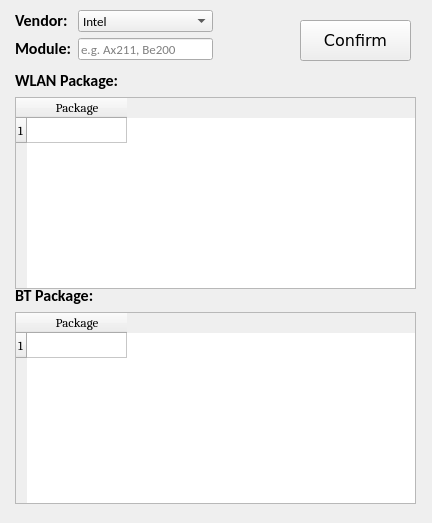
The window that ui_QTDesigner/wlanbt_select.ui (ToroSU/DL_Creator) describes before a commit, drawn with Qt 5.
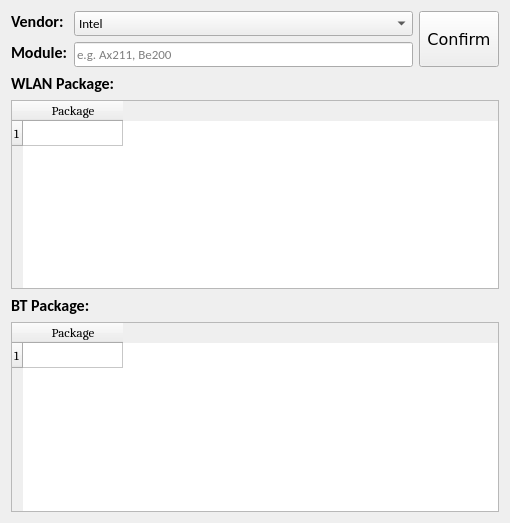
The same window after the commit.

Commit message: Feat: Complete the wlanbe UI layout

```diff
--- a/ui_QTDesigner/wlanbt_select.ui
+++ b/ui_QTDesigner/wlanbt_select.ui
@@ -6,48 +6,20 @@
    <rect>
     <x>0</x>
     <y>0</y>
-    <width>432</width>
+    <width>510</width>
     <height>523</height>
    </rect>
   </property>
   <property name="windowTitle">
    <string>WlanBT Select and Save</string>
   </property>
-  <widget class="QPushButton" name="pushButton_wlanbt_confirm">
-   <property name="geometry">
-    <rect>
-     <x>300</x>
-     <y>20</y>
-     <width>111</width>
-     <height>41</height>
-    </rect>
-   </property>
-   <property name="sizePolicy">
-    <sizepolicy hsizetype="Fixed" vsizetype="Preferred">
-     <horstretch>0</horstretch>
-     <verstretch>0</verstretch>
-    </sizepolicy>
-   </property>
-   <property name="font">
-    <font>
-     <family>Verdana</family>
-     <pointsize>12</pointsize>
-    </font>
-   </property>
-   <property name="text">
-    <string>Confirm</string>
-   </property>
-  </widget>
-  <widget class="QWidget" name="">
-   <property name="geometry">
-    <rect>
-     <x>15</x>
-     <y>10</y>
-     <width>198</width>
-     <height>50</height>
-    </rect>
-   </property>
-   <layout class="QGridLayout" name="gridLayout">
+  <layout class="QGridLayout" name="gridLayout_6">
+   <item row="0" column="0">
+    <layout class="QGridLayout" name="gridLayout_5">
+     <item row="0" column="0">
+      <layout class="QHBoxLayout" name="horizontalLayout">
+       <item>
+        <layout class="QFormLayout" name="formLayout">
     <item row="0" column="0">
      <widget class="QLabel" name="label_vendor">
       <property name="sizePolicy">
@@ -151,16 +123,35 @@
      </widget>
     </item>
    </layout>
-  </widget>
-  <widget class="QWidget" name="">
-   <property name="geometry">
-    <rect>
-     <x>15</x>
-     <y>70</y>
-     <width>401</width>
-     <height>219</height>
-    </rect>
-   </property>
+       </item>
+       <item>
+        <layout class="QGridLayout" name="gridLayout">
+         <item row="0" column="0">
+          <widget class="QPushButton" name="pushButton_wlanbt_confirm">
+           <property name="sizePolicy">
+            <sizepolicy hsizetype="Fixed" vsizetype="Preferred">
+             <horstretch>0</horstretch>
+             <verstretch>0</verstretch>
+            </sizepolicy>
+           </property>
+           <property name="font">
+            <font>
+             <family>Verdana</family>
+             <pointsize>12</pointsize>
+            </font>
+           </property>
+           <property name="text">
+            <string>Confirm</string>
+           </property>
+          </widget>
+         </item>
+        </layout>
+       </item>
+      </layout>
+     </item>
+     <item row="1" column="0">
+      <layout class="QGridLayout" name="gridLayout_4">
+       <item row="0" column="0">
    <layout class="QGridLayout" name="gridLayout_2">
     <item row="0" column="0">
      <widget class="QLabel" name="label_wlan_package">
@@ -234,16 +225,8 @@
      </widget>
     </item>
    </layout>
-  </widget>
-  <widget class="QWidget" name="">
-   <property name="geometry">
-    <rect>
-     <x>15</x>
-     <y>285</y>
-     <width>401</width>
-     <height>219</height>
-    </rect>
-   </property>
+       </item>
+       <item row="1" column="0">
    <layout class="QGridLayout" name="gridLayout_3">
     <item row="0" column="0">
      <widget class="QLabel" name="label_bt_package">
@@ -317,7 +300,12 @@
      </widget>
     </item>
    </layout>
-  </widget>
+       </item>
+      </layout>
+     </item>
+    </layout>
+   </item>
+  </layout>
  </widget>
  <resources/>
  <connections/>
```
Lines whose indentation alone changed are shown as unchanged. The commit also changes 1 other file.
